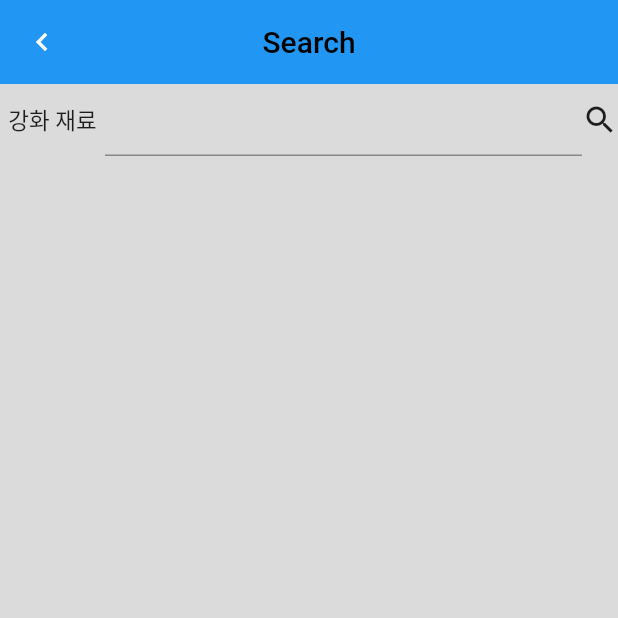
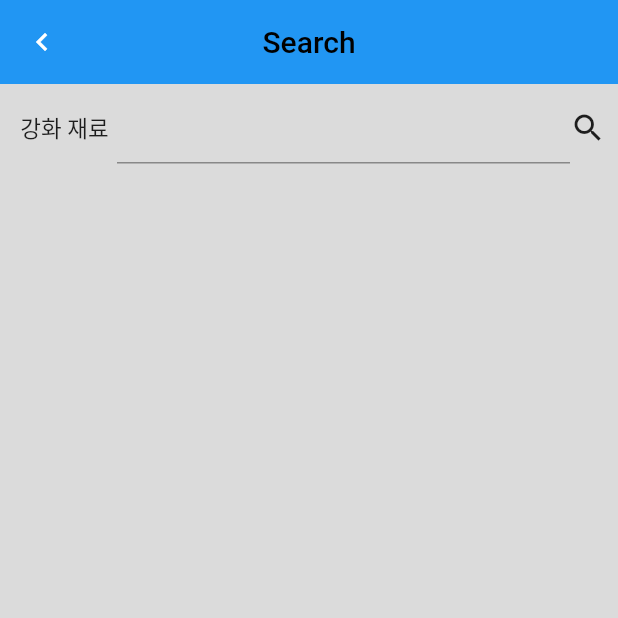
Before and after one commit to minguk-park/lost_item, a Flutter app: the Search screen opened directly, on a phone screen of 412 x 824 dp, the top half of it. Run offline on Flutter 3.47's test engine with Material 2 defaults, Android fonts, the phone set to English and light mode, and no system bars; our stand-ins replace cached_network_image, get.

Commit message:
검색 리스트 디자인 변경

```diff
--- a/lost_item/lib/screen/search/search.dart
+++ b/lost_item/lib/screen/search/search.dart
@@ -41,7 +41,10 @@ class Search extends StatelessWidget {
             child: Column(
               crossAxisAlignment: CrossAxisAlignment.start,
               children: [
-                Row(
+                Padding(
+                  padding: const EdgeInsets.symmetric(
+                      vertical: 5.0, horizontal: 8.0),
+                  child: Row(
                     children: [
                       InkWell(
                         onTap: () {
@@ -61,11 +64,13 @@ class Search extends StatelessWidget {
                       InkWell(
                         onTap: () async {
                           print('tap icon');
-                        await api.postMarketsSearch(api.searchController.text);
+                          await api
+                              .postMarketsSearch(api.searchController.text);
                         },
                         child: const Icon(Icons.search),
                       ),
                     ],
+                  ),
                 ),
                 Expanded(
                   child: SingleChildScrollView(
```
Also changed, not shown: lost_item/lib/components/listBox.dart (+19 -6 lines). Lines whose indentation alone changed are shown as unchanged.
